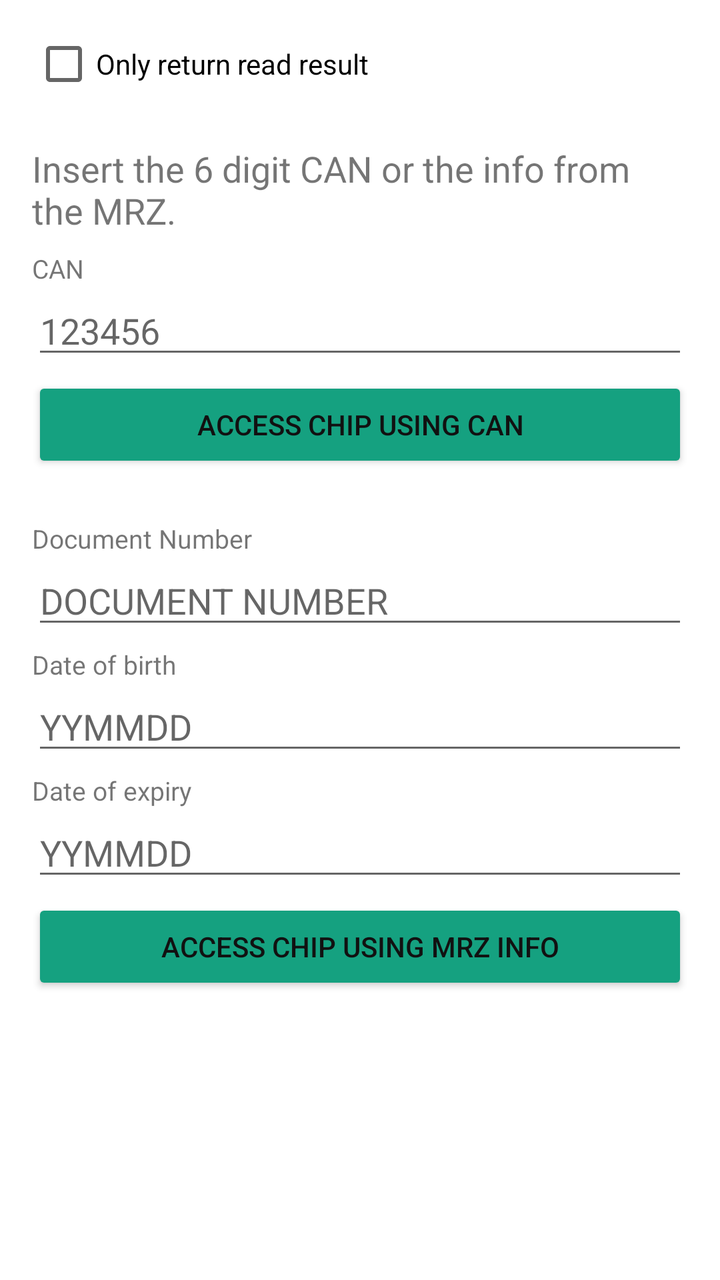
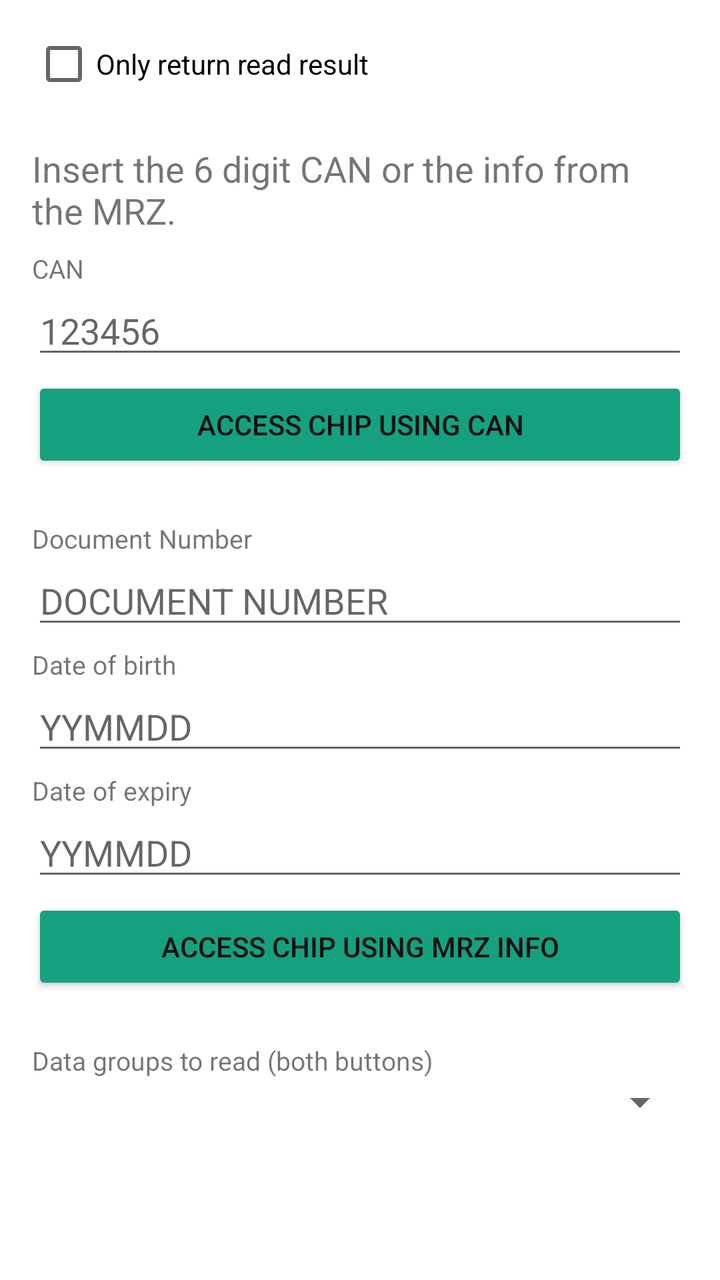

The first picture is an Android layout as it rendered before a commit; the second is the same layout after the commit. The layout source and the unified diff follow.
<!-- AndroidManifest.xml: application theme AppTheme -->
<!-- res/layout/activity_main.xml -->
<ScrollView
    xmlns:android="http://schemas.android.com/apk/res/android"
    xmlns:tools="http://schemas.android.com/tools"
    android:layout_width="match_parent"
    android:layout_height="match_parent"
    android:fitsSystemWindows="true"
    android:fillViewport="true">

    <LinearLayout
        android:background="@color/contentBackground"
        android:layout_width="match_parent"
        android:layout_height="wrap_content"
        android:orientation="vertical"
        android:padding="16dp">

        <CheckBox
            android:id="@+id/return_result_only"
            android:layout_width="match_parent"
            android:layout_height="wrap_content"
            android:layout_marginBottom="24dp"
            android:text="@string/return_result_only" />

        <TextView
            android:layout_width="match_parent"
            android:layout_height="wrap_content"
            android:layout_marginBottom="8dp"
            android:text="@string/instructions"
            android:textSize="18sp" />

        <TextView
            style="@style/Label"
            android:text="@string/can" />

        <EditText
            android:id="@+id/can"
            android:layout_width="match_parent"
            android:layout_height="wrap_content"
            android:layout_marginBottom="4dp"
            android:hint="@string/can_hint"
            android:imeOptions="actionDone"
            android:importantForAutofill="no"
            android:inputType="number"
            android:maxLength="6"
            android:maxLines="1"
            tools:ignore="TextFields" />

        <Button
            android:id="@+id/start_reading_using_can_button"
            android:layout_width="match_parent"
            android:layout_height="wrap_content"
            android:text="@string/access_chip_using_can" />

        <Space
            android:layout_width="match_parent"
            android:layout_height="24dp" />

        <TextView
            style="@style/Label"
            android:text="@string/document_number" />

        <EditText
            android:id="@+id/document_number"
            android:layout_width="match_parent"
            android:layout_height="wrap_content"
            android:layout_marginBottom="4dp"
            android:hint="@string/document_number_hint"
            android:imeOptions="actionNext"
            android:importantForAutofill="no"
            android:inputType="textCapCharacters"
            android:maxLength="9"
            android:maxLines="1"
            tools:ignore="TextFields" />

        <TextView
            style="@style/Label"
            android:text="@string/date_of_birth" />

        <EditText
            android:id="@+id/date_of_birth"
            android:layout_width="match_parent"
            android:layout_height="wrap_content"
            android:layout_marginBottom="4dp"
            android:hint="@string/mrz_date_hint"
            android:imeOptions="actionNext"
            android:importantForAutofill="no"
            android:inputType="number"
            android:maxLength="6"
            android:maxLines="1"
            tools:ignore="TextFields,DuplicateSpeakableTextCheck" />

        <TextView
            style="@style/Label"
            android:text="@string/date_of_expiry" />

        <EditText
            android:id="@+id/date_of_expiry"
            android:layout_width="match_parent"
            android:layout_height="wrap_content"
            android:layout_marginBottom="4dp"
            android:hint="@string/mrz_date_hint"
            android:imeOptions="actionDone"
            android:importantForAutofill="no"
            android:inputType="number"
            android:maxLength="6"
            android:maxLines="1"
            tools:ignore="TextFields" />

        <Button
            android:id="@+id/start_reading_using_mrz_button"
            android:layout_width="match_parent"
            android:layout_height="wrap_content"
            android:text="@string/access_chip_using_mrz_info" />

    </LinearLayout>
</ScrollView>
<!-- resources referenced by this layout -->
<resources>
  <color name="contentBackground">#fff</color>
  <string name="access_chip_using_can">Access Chip using CAN</string>
  <string name="access_chip_using_mrz_info">Access Chip using MRZ Info</string>
  <string name="can">CAN</string>
  <string name="can_hint">123456</string>
  <string name="date_of_birth">Date of birth</string>
  <string name="date_of_expiry">Date of expiry</string>
  <string name="document_number">Document Number</string>
  <string name="document_number_hint">DOCUMENT NUMBER</string>
  <string name="instructions">Insert the 6 digit CAN or the info from the MRZ.</string>
  <string name="mrz_date_hint">YYMMDD</string>
  <string name="return_result_only">Only return read result</string>
  <style name="Label" parent="@android:style/Widget.TextView">
          <item name="android:layout_width">match_parent</item>
          <item name="android:layout_height">wrap_content</item>
          <item name="android:ellipsize">none</item>
          <item name="android:textSize">13sp</item>
      </style>
  <style name="AppTheme" parent="Theme.AppCompat.Light.DarkActionBar">
          <item name="colorPrimary">@color/primary</item>
          <item name="colorPrimaryDark">@color/primaryDark</item>
          <item name="colorAccent">@color/accent</item>
          <item name="android:buttonStyle">@style/ColoredButton</item>
          <item name="android:windowBackground">@color/primary</item>
      </style>
  <color name="primary">#0f4873</color>
  <color name="primaryDark">#0D3C61</color>
  <color name="accent">#15A180</color>
  <style name="ColoredButton" parent="@style/Widget.AppCompat.Button.Colored">
          <item name="android:textColor">@color/buttonText</item>
      </style>
  <color name="buttonText">#111</color>
</resources>

<!-- the commit's change to res/layout/activity_main.xml (unified diff, before → after) -->
@@ -111,5 +111,18 @@
             android:layout_height="wrap_content"
             android:text="@string/access_chip_using_mrz_info" />
 
+        <Space
+            android:layout_width="match_parent"
+            android:layout_height="24dp" />
+
+        <TextView
+            style="@style/Label"
+            android:text="@string/data_groups" />
+
+        <Spinner
+            android:id="@+id/data_groups"
+            android:layout_width="match_parent"
+            android:layout_height="wrap_content" />
+
     </LinearLayout>
 </ScrollView>
<!-- resource entries referenced after the edit -->
@@ -5,6 +5,7 @@
   <string name="access_chip_using_mrz_info">Access Chip using MRZ Info</string>
   <string name="can">CAN</string>
   <string name="can_hint">123456</string>
+  <string name="data_groups">Data groups to read (both buttons)</string>
   <string name="date_of_birth">Date of birth</string>
   <string name="date_of_expiry">Date of expiry</string>
   <string name="document_number">Document Number</string>
